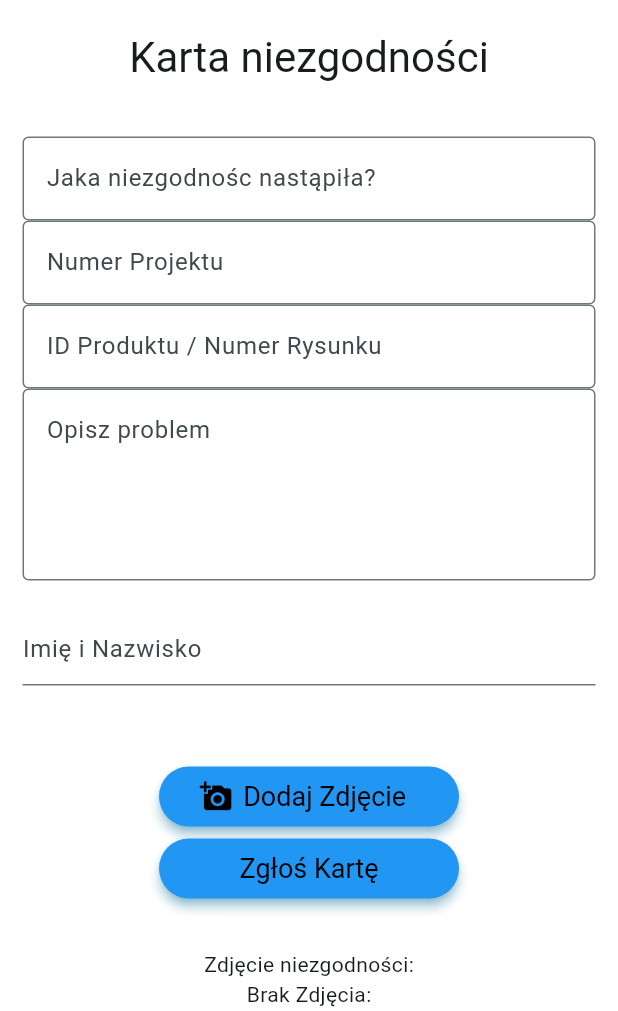
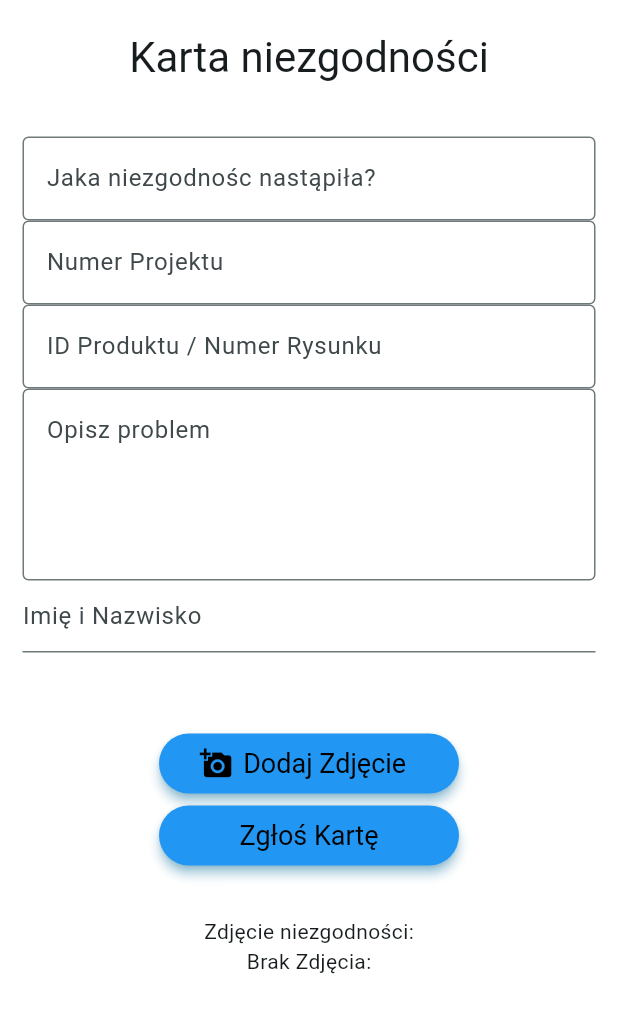
Before and after one commit to P-Kupiec/IssueReportApp, a Flutter app: the screen it shows after launch, on a phone screen of 412 x 824 dp, the part 225-1236 px from its top. Run offline on Flutter 3.47's test engine with Material 3 defaults, Android fonts, the phone set to English and light mode, and no system bars; drawn by our look-alikes of flutter_form_builder; our stand-ins replace fluttertoast, form_builder_validators, image_picker.

```diff
--- a/lib/constants/ui_values.dart
+++ b/lib/constants/ui_values.dart
@@ -1,5 +1,18 @@
 class UiValues {
-  final String logoPath = 'assets/ic_logo.png';
-  final String headerText = 'Karta niezgodności';
-  final String summaryHint = 'Jaka niezgodnośc nastąpiła?';
+  static const String logoPath = 'assets/ic_logo.png';
+
+  static const String headerText = 'Karta niezgodności';
+
+  // TextField Values
+  static const String summaryField = "Summary";
+  static const String projectNrField = "ProjectNr";
+  static const String productIdField = "ProductId";
+  static const String descriptionField = "Description";
+  static const String employeeNameField = "EmployeeName";
+
+  static const String summaryHint = 'Jaka niezgodnośc nastąpiła?';
+  static const String projectNrHint = 'Numer Projektu';
+  static const String productIdHint = 'ID Produktu / Numer Rysunku';
+  static const String descriptionHint = 'Opisz problem';
+  static const String employeeNameHint = 'Imię i Nazwisko';
 }
--- a/lib/views/home.dart
+++ b/lib/views/home.dart
@@ -1,9 +1,11 @@
 import 'dart:io';
 import 'package:flutter/material.dart';
+import 'package:flutter_form_builder/flutter_form_builder.dart';
+import 'package:form_builder_validators/form_builder_validators.dart';
 import 'package:fluttertoast/fluttertoast.dart';
 import 'package:image_picker/image_picker.dart';
-import 'package:myflutterapp/service//goodday_service.dart';
-import 'package:myflutterapp/service//imgur_service.dart';
+import 'package:myflutterapp/service/goodday_service.dart';
+import 'package:myflutterapp/service/imgur_service.dart';
 import 'package:myflutterapp/constants/ui_values.dart';
 
 class HomePage extends StatefulWidget {
@@ -17,6 +19,8 @@ class _HomePageState extends State<HomePage> {
   final ImagePicker _picker = ImagePicker();
   final ImgurService _imgurService = ImgurService();
   final GoodDayService _goodDayService = GoodDayService();
+
+  final _fbKey = GlobalKey<FormBuilderState>();
 
   XFile? _image;
 
@@ -37,7 +41,7 @@ class _HomePageState extends State<HomePage> {
           children: <Widget>[
             const SizedBox(height: 35),
             Image.asset(
-              UiValues().logoPath,
+              UiValues.logoPath,
               width: 150,
               height: 100,
             ),
@@ -45,46 +49,104 @@ class _HomePageState extends State<HomePage> {
             Container(
               alignment: Alignment.center,
               child: Text(
-                UiValues().headerText,
+                UiValues.headerText,
                 style: Theme.of(context).textTheme.headlineMedium,
               ),
             ),
             const SizedBox(height: 35),
-            const TextField(
-              decoration: InputDecoration(
+            FormBuilder(
+              key: _fbKey,
+              child: Column(
+                children: <Widget>[
+                  FormBuilderTextField(
+                    name: UiValues.summaryField,
+                    autovalidateMode: AutovalidateMode.onUserInteraction,
+                    decoration: const InputDecoration(
                       border: OutlineInputBorder(),
-                hintText: 'Jaka niezgodnośc nastąpiła?',
+                      hintText: UiValues.summaryHint,
                     ),
+                    onChanged: (val) {
+                      setState(() {
+                        // _ageHasError =
+                      });
+                    },
+                    validator: FormBuilderValidators.compose([
+                      FormBuilderValidators.required(),
+                    ]),
+                    textInputAction: TextInputAction.next,
                   ),
-            const TextField(
-              decoration: InputDecoration(
+                  FormBuilderTextField(
+                    autovalidateMode: AutovalidateMode.onUserInteraction,
+                    name: UiValues.projectNrField,
+                    decoration: const InputDecoration(
                       border: OutlineInputBorder(),
-                hintText: 'Numer Projektu',
+                      hintText: UiValues.projectNrHint,
                     ),
+                    onChanged: (val) {
+                      setState(() {
+                        // _ageHasError =
+                      });
+                    },
+                    validator: FormBuilderValidators.compose([
+                      FormBuilderValidators.required(),
+                    ]),
+                    textInputAction: TextInputAction.next,
                   ),
-            const TextField(
-              decoration: InputDecoration(
+                  FormBuilderTextField(
+                    autovalidateMode: AutovalidateMode.onUserInteraction,
+                    name: UiValues.productIdField,
+                    decoration: const InputDecoration(
                       border: OutlineInputBorder(),
-                hintText: 'ID Produktu / Numer Rysunku',
+                      hintText: UiValues.productIdHint,
                     ),
+                    onChanged: (val) {
+                      setState(() {
+                        // _ageHasError =
+                      });
+                    },
+                    validator: FormBuilderValidators.compose([
+                      FormBuilderValidators.required(),
+                    ]),
+                    textInputAction: TextInputAction.next,
                   ),
-            const SizedBox(
-              width: 250,
-              height: 150,
-              child: TextField(
+                  FormBuilderTextField(
+                    autovalidateMode: AutovalidateMode.onUserInteraction,
+                    name: UiValues.descriptionField,
                     keyboardType: TextInputType.multiline,
                     maxLines: null,
                     minLines: 4,
-                decoration: InputDecoration(
+                    decoration: const InputDecoration(
                       border: OutlineInputBorder(),
-                  hintText: 'Opisz problem',
+                      hintText: UiValues.descriptionHint,
                     ),
+                    onChanged: (val) {
+                      setState(() {
+                        // _ageHasError =
+                      });
+                    },
+                    validator: FormBuilderValidators.compose([
+                      FormBuilderValidators.required(),
+                    ]),
+                    textInputAction: TextInputAction.next,
                   ),
+                  FormBuilderTextField(
+                    autovalidateMode: AutovalidateMode.onUserInteraction,
+                    name: UiValues.employeeNameField,
+                    decoration: const InputDecoration(
+                      border: UnderlineInputBorder(),
+                      hintText: UiValues.employeeNameHint,
                     ),
-            const TextField(
-              decoration: InputDecoration(
-                border: UnderlineInputBorder(),
-                hintText: 'Imię i Nazwisko',
+                    onChanged: (val) {
+                      setState(() {
+                        // _ageHasError =
+                      });
+                    },
+                    validator: FormBuilderValidators.compose([
+                      FormBuilderValidators.required(),
+                    ]),
+                    textInputAction: TextInputAction.next,
+                  ),
+                ],
               ),
             ),
             const SizedBox(height: 50),
--- a/pubspec.yaml
+++ b/pubspec.yaml
@@ -33,6 +33,8 @@ dependencies:
   image_picker: ^1.1.2
   http:
   fluttertoast: ^8.2.6
+  flutter_form_builder: ^9.3.0
+  form_builder_validators: ^10.0.1
 
   # The following adds the Cupertino Icons font to your application.
   # Use with the CupertinoIcons class for iOS style icons.
```
Also changed, not shown: pubspec.lock. Lines whose indentation alone changed are shown as unchanged.
